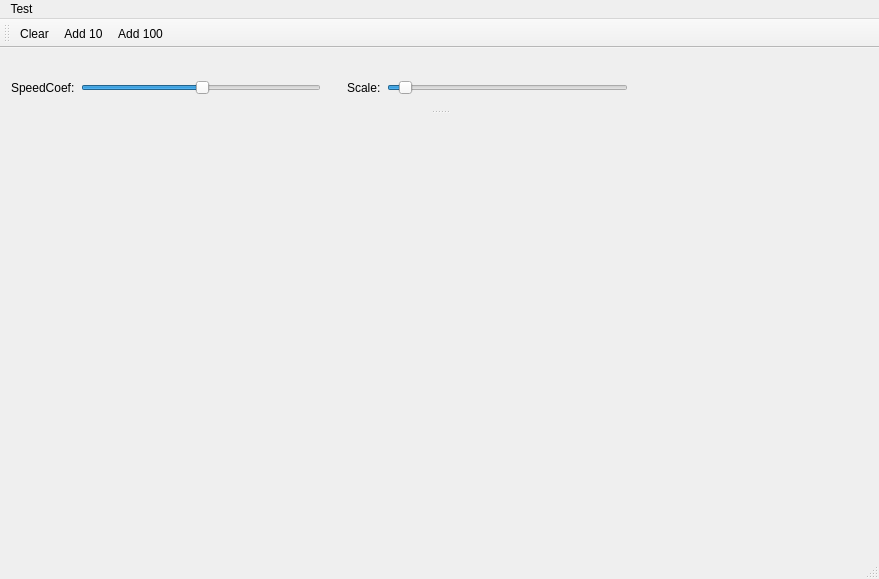
Above: mainwindow.ui from andsoft/balls before the change. Below: the same form after it.
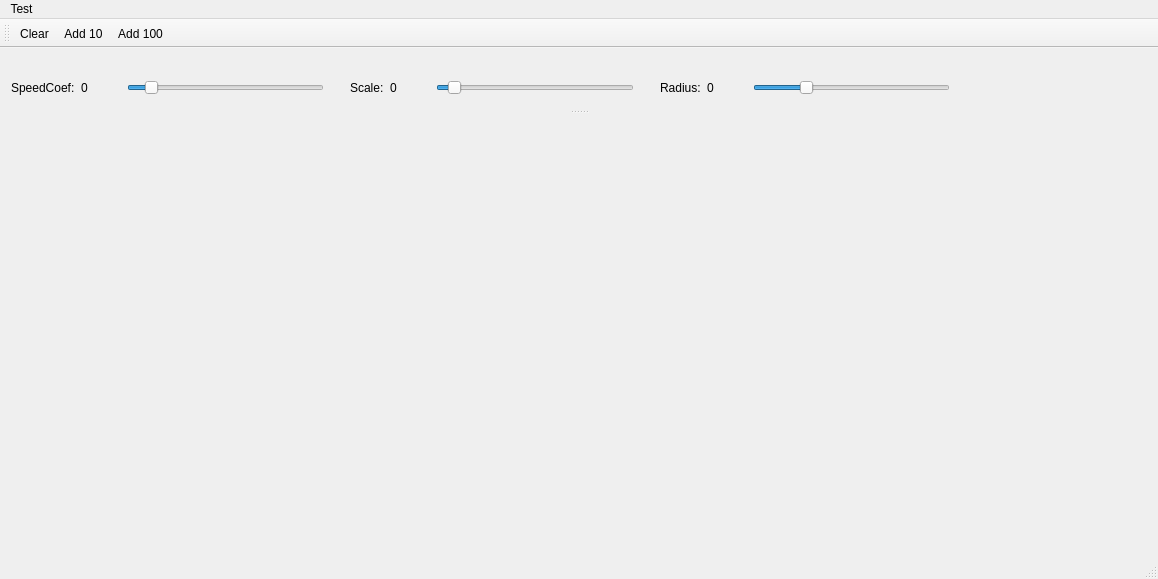
That is the form after the change.

The edit to the form file:
```diff
--- a/mainwindow.ui
+++ b/mainwindow.ui
@@ -6,7 +6,7 @@
    <rect>
     <x>0</x>
     <y>0</y>
-    <width>879</width>
+    <width>1158</width>
     <height>579</height>
    </rect>
   </property>
@@ -19,7 +19,7 @@
     <rect>
      <x>0</x>
      <y>0</y>
-     <width>879</width>
+     <width>1158</width>
      <height>25</height>
     </rect>
    </property>
@@ -66,16 +66,35 @@
        </property>
       </widget>
      </item>
+     <item>
+      <widget class="QLabel" name="label_speed">
+       <property name="minimumSize">
+        <size>
+         <width>40</width>
+         <height>0</height>
+        </size>
+       </property>
+       <property name="text">
+        <string>0</string>
+       </property>
+      </widget>
+     </item>
      <item>
       <widget class="QSlider" name="slider_Speed">
        <property name="maximumSize">
         <size>
-         <width>242</width>
+         <width>200</width>
          <height>16777215</height>
         </size>
        </property>
+       <property name="minimum">
+        <number>1</number>
+       </property>
+       <property name="maximum">
+        <number>100</number>
+       </property>
        <property name="value">
-        <number>50</number>
+        <number>10</number>
        </property>
        <property name="orientation">
         <enum>Qt::Horizontal</enum>
@@ -105,11 +124,24 @@
        </property>
       </widget>
      </item>
+     <item>
+      <widget class="QLabel" name="label_scale">
+       <property name="minimumSize">
+        <size>
+         <width>40</width>
+         <height>0</height>
+        </size>
+       </property>
+       <property name="text">
+        <string>0</string>
+       </property>
+      </widget>
+     </item>
      <item>
       <widget class="QSlider" name="slider_Scale">
        <property name="maximumSize">
         <size>
-         <width>242</width>
+         <width>200</width>
          <height>16777215</height>
         </size>
        </property>
@@ -117,7 +149,68 @@
         <number>1</number>
        </property>
        <property name="maximum">
-        <number>400</number>
+        <number>50</number>
+       </property>
+       <property name="value">
+        <number>4</number>
+       </property>
+       <property name="orientation">
+        <enum>Qt::Horizontal</enum>
+       </property>
+      </widget>
+     </item>
+     <item>
+      <spacer name="horizontalSpacer_3">
+       <property name="orientation">
+        <enum>Qt::Horizontal</enum>
+       </property>
+       <property name="sizeType">
+        <enum>QSizePolicy::Fixed</enum>
+       </property>
+       <property name="sizeHint" stdset="0">
+        <size>
+         <width>20</width>
+         <height>20</height>
+        </size>
+       </property>
+      </spacer>
+     </item>
+     <item>
+      <widget class="QLabel" name="label_3">
+       <property name="text">
+        <string>Radius:</string>
+       </property>
+      </widget>
+     </item>
+     <item>
+      <widget class="QLabel" name="label_radius">
+       <property name="minimumSize">
+        <size>
+         <width>40</width>
+         <height>0</height>
+        </size>
+       </property>
+       <property name="text">
+        <string>0</string>
+       </property>
+      </widget>
+     </item>
+     <item>
+      <widget class="QSlider" name="slider_Radius">
+       <property name="maximumSize">
+        <size>
+         <width>200</width>
+         <height>16777215</height>
+        </size>
+       </property>
+       <property name="minimum">
+        <number>10</number>
+       </property>
+       <property name="maximum">
+        <number>50</number>
+       </property>
+       <property name="singleStep">
+        <number>5</number>
        </property>
        <property name="value">
         <number>20</number>
```
